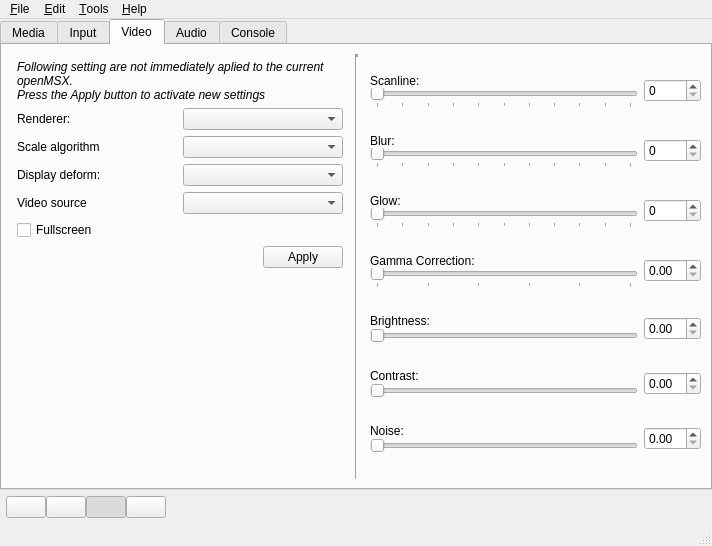
Above: main.ui from openMSX/catapult before the change. Below: the same form after it.
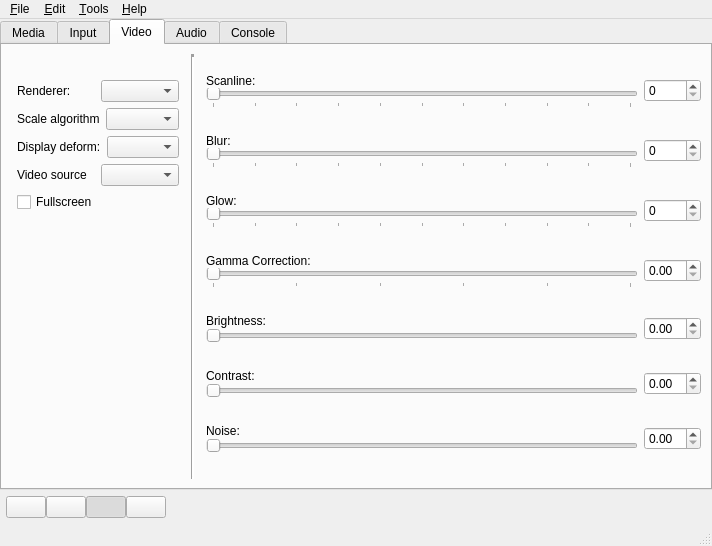
That is the form after the change. The open tabs and pages were chosen to show the change. Icons and pictures are not drawn.

Patch:
```diff
--- a/main.ui
+++ b/main.ui
@@ -1243,8 +1243,7 @@
                </font>
               </property>
               <property name="text" >
-               <string>Following setting are not immediately aplied to the current openMSX.
-Press the Apply button to activate new settings</string>
+               <string/>
               </property>
               <property name="wordWrap" >
                <bool>true</bool>
@@ -1330,30 +1329,6 @@
               </item>
              </layout>
             </item>
-            <item>
-             <layout class="QHBoxLayout" >
-              <item>
-               <spacer>
-                <property name="orientation" >
-                 <enum>Qt::Horizontal</enum>
-                </property>
-                <property name="sizeHint" >
-                 <size>
-                  <width>40</width>
-                  <height>20</height>
-                 </size>
-                </property>
-               </spacer>
-              </item>
-              <item>
-               <widget class="QPushButton" name="pushButton" >
-                <property name="text" >
-                 <string>Apply</string>
-                </property>
-               </widget>
-              </item>
-             </layout>
-            </item>
            </layout>
           </item>
           <item>
```
Left out of the diff: 4 changed lines with no effect on the pictures.
